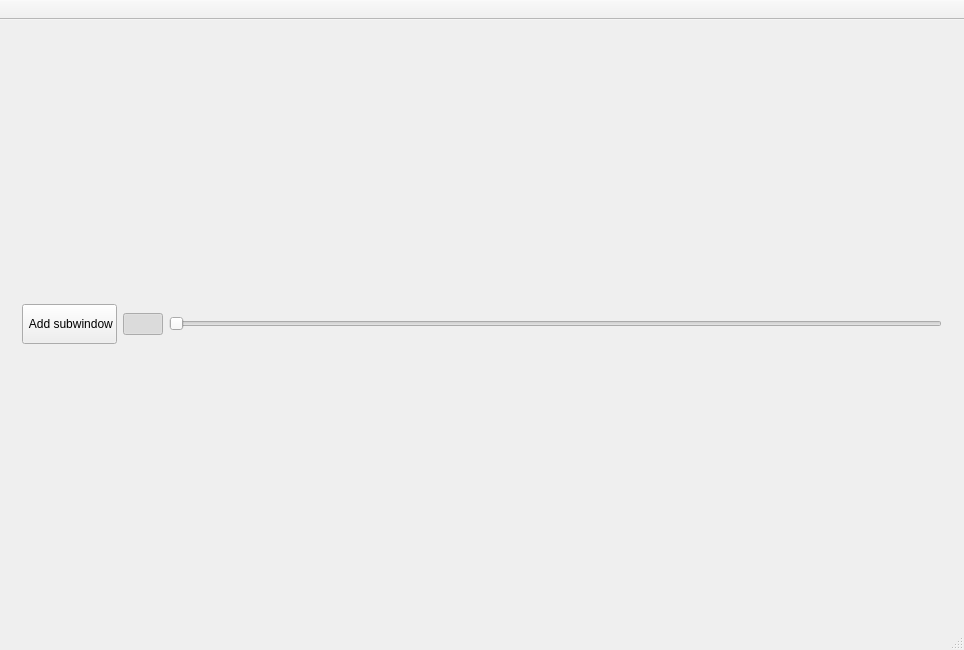
The window that plotter_gui/mainwindow.ui (ziparker/PlotJuggler) describes before a commit, drawn with Qt 5.
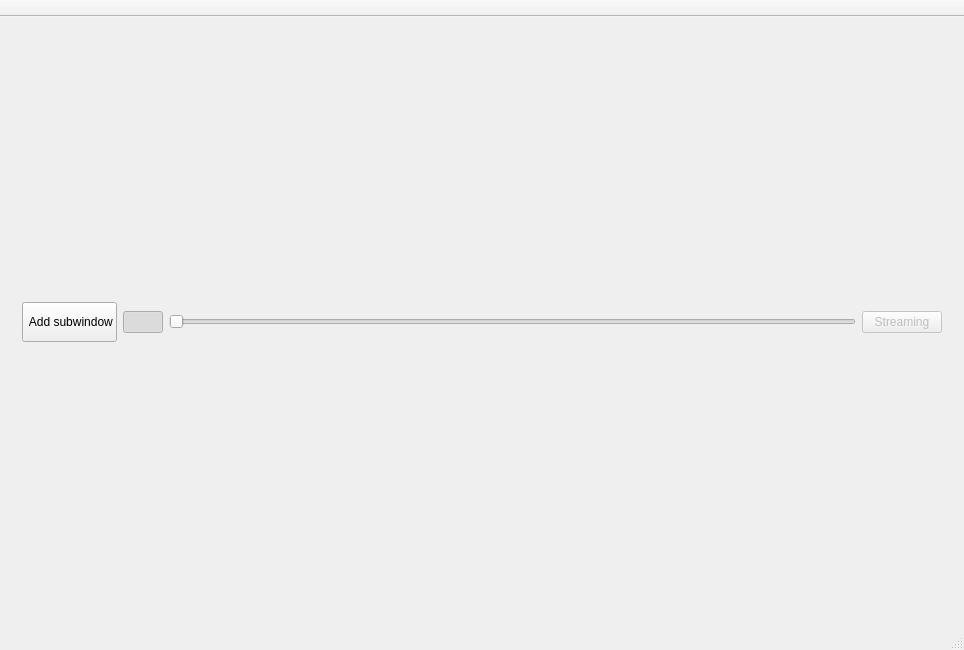
The same window after the commit. Icons and pictures are not drawn.

The edit to the form file:
```diff
--- a/plotter_gui/mainwindow.ui
+++ b/plotter_gui/mainwindow.ui
@@ -138,6 +138,19 @@
             </property>
            </widget>
           </item>
+          <item>
+           <widget class="QPushButton" name="pushButtonStreaming">
+            <property name="enabled">
+             <bool>false</bool>
+            </property>
+            <property name="text">
+             <string>Streaming</string>
+            </property>
+            <property name="checkable">
+             <bool>true</bool>
+            </property>
+           </widget>
+          </item>
          </layout>
         </item>
        </layout>
@@ -151,12 +164,15 @@
    <property name="minimumSize">
     <size>
      <width>0</width>
-     <height>20</height>
+     <height>0</height>
     </size>
    </property>
    <property name="movable">
     <bool>false</bool>
    </property>
+   <property name="toolButtonStyle">
+    <enum>Qt::ToolButtonTextUnderIcon</enum>
+   </property>
    <property name="floatable">
     <bool>false</bool>
    </property>
```
